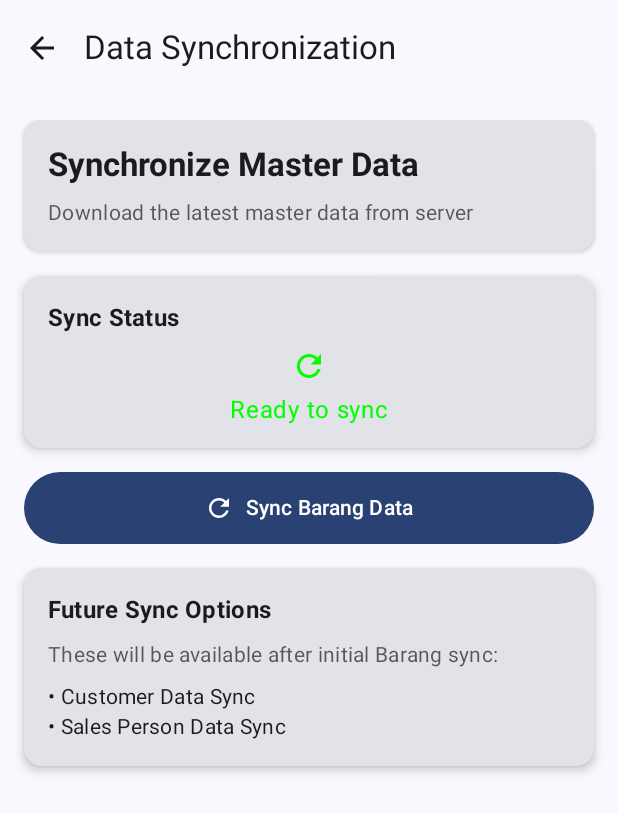
After one commit to druryyl/BTrade3, an Android app built with Jetpack Compose: the SyncScreen screen opened through its navigation route, on a phone screen of 412 x 824 dp. The commit adds this screen. Shown: the top 813 px of the screen. Run offline under Robolectric (Android 15) with nearby library versions, the phone set to English and light mode, and no system bars; our stand-ins replace Room's generated code.

Commit message:
Sync Data Barang: Berhasil 200 barang ke database. Belum bisa total 2592 barang dan juga belum bisa tampil di list barang.

```diff
--- a/app/build.gradle.kts
+++ b/app/build.gradle.kts
@@ -86,4 +86,8 @@ dependencies {
     // Firebase
     implementation("com.google.android.gms:play-services-auth:20.7.0")
 
+    // ... existing dependencies
+    implementation("com.squareup.retrofit2:converter-gson:2.9.0")
+    implementation("com.squareup.okhttp3:logging-interceptor:4.11.0")
+    implementation("com.squareup.retrofit2:retrofit:2.9.0")
 }
--- /dev/null
+++ b/app/src/main/java/com/elsasa/btrade3/dao/BarangDao.kt
@@ -0,0 +1,30 @@
+package com.elsasa.btrade3.dao
+
+import androidx.room.Dao
+import androidx.room.Delete
+import androidx.room.Insert
+import androidx.room.OnConflictStrategy
+import androidx.room.Query
+import androidx.room.Update
+import com.elsasa.btrade3.model.Barang
+import kotlinx.coroutines.flow.Flow
+
+@Dao
+interface BarangDao {
+    @Query("SELECT * FROM barang_table ORDER BY brgName")
+    fun getAllBarangs(): Flow<List<Barang>>
+
+    @Query("SELECT * FROM barang_table WHERE brgId = :brgId")
+    suspend fun getBarangById(brgId: String): Barang?
+
+    @Insert(onConflict = OnConflictStrategy.REPLACE)
+    suspend fun insertBarang(barang: Barang)
+
+    @Update
+    suspend fun updateBarang(barang: Barang)
+
+    @Delete
+    suspend fun deleteBarang(barang: Barang)
+    @Query("DELETE FROM barang_table")
+    suspend fun deleteAllBarangs()
+}
--- a/app/src/main/java/com/elsasa/btrade3/database/AppDatabase.kt
+++ b/app/src/main/java/com/elsasa/btrade3/database/AppDatabase.kt
@@ -5,19 +5,22 @@ import android.content.Context
 import androidx.room.Database
 import androidx.room.Room
 import androidx.room.RoomDatabase
+import com.elsasa.btrade3.dao.BarangDao
 import com.elsasa.btrade3.dao.FakturDao
 import com.elsasa.btrade3.dao.FakturItemDao
+import com.elsasa.btrade3.model.Barang
 import com.elsasa.btrade3.model.Faktur
 import com.elsasa.btrade3.model.FakturItem
 
 @Database(
-    entities = [Faktur::class, FakturItem::class],
-    version = 2,
+    entities = [Faktur::class, FakturItem::class, Barang::class],
+    version = 3,
     exportSchema = false
 )
 abstract class AppDatabase : RoomDatabase() {
     abstract fun fakturDao(): FakturDao
     abstract fun fakturItemDao(): FakturItemDao
+    abstract fun barangDao(): BarangDao
 
     companion object {
         @Volatile
--- a/app/src/main/java/com/elsasa/btrade3/model/Barang.kt
+++ b/app/src/main/java/com/elsasa/btrade3/model/Barang.kt
@@ -1,9 +1,13 @@
 package com.elsasa.btrade3.model
 
 import android.os.Parcelable
+import androidx.room.Entity
+import androidx.room.PrimaryKey
 import kotlinx.parcelize.Parcelize
+@Entity(tableName = "barang_table")
 @Parcelize
 data class Barang(
+    @PrimaryKey
     val brgId: String,
     val brgCode: String,
     val brgName: String,
@@ -13,4 +17,4 @@ data class Barang(
     val konversi: Int,
     val hrgSat: Double,
     val stok: Int
-) : Parcelable
+): Parcelable
--- /dev/null
+++ b/app/src/main/java/com/elsasa/btrade3/network/ApiService.kt
@@ -0,0 +1,18 @@
+package com.elsasa.btrade3.network
+
+import com.elsasa.btrade3.model.api.ApiResponse
+import com.elsasa.btrade3.model.api.BarangListResponse
+import retrofit2.Response
+import retrofit2.http.GET
+
+interface ApiService {
+    @GET("Brg") // Adjust endpoint as needed
+    suspend fun getBarangs(): Response<BarangListResponse>
+
+    // Future endpoints for Customer and Sales
+    // @GET("customers")
+    // suspend fun getCustomers(): Response<ApiResponse<CustomerListResponse>>
+
+    // @GET("sales")
+    // suspend fun getSales(): Response<ApiResponse<SalesListResponse>>
+}
--- /dev/null
+++ b/app/src/main/java/com/elsasa/btrade3/network/NetworkModule.kt
@@ -0,0 +1,32 @@
+package com.elsasa.btrade3.network
+
+import okhttp3.OkHttpClient
+import okhttp3.logging.HttpLoggingInterceptor
+import retrofit2.Retrofit
+import retrofit2.converter.gson.GsonConverterFactory
+import java.util.concurrent.TimeUnit
+
+object NetworkModule {
+    private const val BASE_URL = "http://dev.smart-ics.com:8089/belajar-api/api/" // Replace with your actual API URL
+
+    fun createApiService(): ApiService {
+        val loggingInterceptor = HttpLoggingInterceptor().apply {
+            level = HttpLoggingInterceptor.Level.BODY // Use BASIC for production
+        }
+
+        val okHttpClient = OkHttpClient.Builder()
+            .addInterceptor(loggingInterceptor)
+            .connectTimeout(30, TimeUnit.SECONDS)
+            .readTimeout(30, TimeUnit.SECONDS)
+            .writeTimeout(30, TimeUnit.SECONDS)
+            .build()
+
+        val retrofit = Retrofit.Builder()
+            .baseUrl(BASE_URL)
+            .client(okHttpClient)
+            .addConverterFactory(GsonConverterFactory.create())
+            .build()
+
+        return retrofit.create(ApiService::class.java)
+    }
+}
--- /dev/null
+++ b/app/src/main/java/com/elsasa/btrade3/repository/BarangRepository.kt
@@ -0,0 +1,16 @@
+package com.elsasa.btrade3.repository
+
+import com.elsasa.btrade3.dao.BarangDao
+import com.elsasa.btrade3.model.Barang
+import kotlinx.coroutines.flow.Flow
+
+class BarangRepository (
+    private val barangDao: BarangDao
+){
+    fun getAllBarangs(): Flow<List<Barang>> = barangDao.getAllBarangs()
+    suspend fun getBarangById(brgId: String): Barang? = barangDao.getBarangById(brgId)
+    suspend fun insertBarang(barang: Barang) = barangDao.insertBarang(barang)
+    suspend fun updateBarang(barang: Barang) = barangDao.updateBarang(barang)
+    suspend fun deleteBarang(barang: Barang) = barangDao.deleteBarang(barang)
+    suspend fun deleteAllBarangs() = barangDao.deleteAllBarangs()
+}
--- a/app/src/main/java/com/elsasa/btrade3/ui/Navigation.kt
+++ b/app/src/main/java/com/elsasa/btrade3/ui/Navigation.kt
@@ -10,8 +10,12 @@ import androidx.navigation.compose.NavHost
 import androidx.navigation.compose.composable
 import androidx.navigation.navArgument
 import com.elsasa.btrade3.database.AppDatabase
+import com.elsasa.btrade3.network.NetworkModule
+import com.elsasa.btrade3.repository.BarangRepository
 import com.elsasa.btrade3.repository.FakturRepository
+import com.elsasa.btrade3.repository.NetworkRepository
 import com.elsasa.btrade3.repository.StaticDataRepository
+import com.elsasa.btrade3.repository.SyncRepository
 import com.elsasa.btrade3.ui.screen.*
 import com.elsasa.btrade3.viewmodel.*
 
@@ -25,6 +29,12 @@ fun AppNavigation(
         database.fakturDao(),
         database.fakturItemDao()
     )
+    var barangRepository = BarangRepository(
+        database.barangDao()
+    )
+    val apiService = NetworkModule.createApiService()
+    val networkRepository = NetworkRepository(apiService)
+    val syncRepository = SyncRepository(networkRepository, barangRepository)
     val staticDataRepository = StaticDataRepository()
 
     val isLoggedIn = remember { checkIfUserIsLoggedIn(context) }
@@ -95,16 +105,22 @@ fun AppNavigation(
             val fakturId = backStackEntry.arguments?.getString("fakturId") ?: ""
             val itemId = backStackEntry.arguments?.getString("itemId") ?: ""
             val viewModel: AddBarangViewModel = viewModel(
-                factory = AddBarangViewModelFactory(fakturRepository, staticDataRepository)
+                factory = AddBarangViewModelFactory(fakturRepository, barangRepository)
             )
             AddBarangScreen(navController, viewModel, fakturId, itemId.ifEmpty { null })
         }
 
         composable("barang_selection") {
             val viewModel: AddBarangViewModel = viewModel(
-                factory = AddBarangViewModelFactory(fakturRepository, staticDataRepository)
+                factory = AddBarangViewModelFactory(fakturRepository, barangRepository)
             )
             BarangSelectionScreen(navController, viewModel)
+        }
+        composable("sync") {
+            val viewModel: SyncViewModel = viewModel(
+                factory = SyncViewModelFactory(syncRepository)
+            )
+            SyncScreen(navController, viewModel)
         }
     }
 }
--- /dev/null
+++ b/app/src/main/java/com/elsasa/btrade3/ui/screen/SyncScreen.kt
@@ -0,0 +1,231 @@
+package com.elsasa.btrade3.ui.screen
+
+import androidx.compose.foundation.layout.Arrangement
+import androidx.compose.foundation.layout.Column
+import androidx.compose.foundation.layout.Row
+import androidx.compose.foundation.layout.Spacer
+import androidx.compose.foundation.layout.fillMaxSize
+import androidx.compose.foundation.layout.fillMaxWidth
+import androidx.compose.foundation.layout.height
+import androidx.compose.foundation.layout.padding
+import androidx.compose.foundation.layout.size
+import androidx.compose.foundation.layout.width
+import androidx.compose.foundation.rememberScrollState
+import androidx.compose.foundation.verticalScroll
+import androidx.compose.material.icons.Icons
+import androidx.compose.material.icons.automirrored.filled.ArrowBack
+import androidx.compose.material.icons.filled.Refresh
+import androidx.compose.material3.Button
+import androidx.compose.material3.Card
+import androidx.compose.material3.CardDefaults
+import androidx.compose.material3.CircularProgressIndicator
+import androidx.compose.material3.ExperimentalMaterial3Api
+import androidx.compose.material3.Icon
+import androidx.compose.material3.IconButton
+import androidx.compose.material3.MaterialTheme
+import androidx.compose.material3.Scaffold
+import androidx.compose.material3.Text
+import androidx.compose.material3.TopAppBar
+import androidx.compose.runtime.Composable
+import androidx.compose.runtime.collectAsState
+import androidx.compose.runtime.getValue
+import androidx.compose.ui.Alignment
+import androidx.compose.ui.Modifier
+import androidx.compose.ui.graphics.Color
+import androidx.compose.ui.text.font.FontWeight
+import androidx.compose.ui.unit.dp
+import androidx.navigation.NavController
+import com.elsasa.btrade3.repository.SyncRepository
+import com.elsasa.btrade3.viewmodel.SyncViewModel
+
+@OptIn(ExperimentalMaterial3Api::class)
+@Composable
+fun SyncScreen(
+    navController: NavController,
+    viewModel: SyncViewModel
+) {
+    val syncState by viewModel.syncState.collectAsState()
+
+    Scaffold(
+        topBar = {
+            TopAppBar(
+                title = { Text("Data Synchronization") },
+                navigationIcon = {
+                    IconButton(onClick = { navController.popBackStack() }) {
+                        Icon(Icons.AutoMirrored.Filled.ArrowBack, contentDescription = "Back")
+                    }
+                }
+            )
+        }
+    ) { padding ->
+        Column(
+            modifier = Modifier
+                .fillMaxSize()
+                .padding(padding)
+                .padding(16.dp)
+                .verticalScroll(rememberScrollState()),
+            verticalArrangement = Arrangement.spacedBy(16.dp)
+        ) {
+            Card(
+                elevation = CardDefaults.cardElevation(defaultElevation = 2.dp),
+                modifier = Modifier.fillMaxWidth()
+            ) {
+                Column(
+                    modifier = Modifier
+                        .fillMaxWidth()
+                        .padding(16.dp)
+                ) {
+                    Text(
+                        text = "Synchronize Master Data",
+                        style = MaterialTheme.typography.titleLarge,
+                        fontWeight = FontWeight.Bold
+                    )
+                    Spacer(modifier = Modifier.height(8.dp))
+                    Text(
+                        text = "Download the latest master data from server",
+                        style = MaterialTheme.typography.bodyMedium,
+                        color = MaterialTheme.colorScheme.onSurface.copy(alpha = 0.7f)
+                    )
+                }
+            }
+
+            // Sync Status Card
+            Card(
+                elevation = CardDefaults.cardElevation(defaultElevation = 4.dp),
+                modifier = Modifier.fillMaxWidth()
+            ) {
+                Column(
+                    modifier = Modifier
+                        .fillMaxWidth()
+                        .padding(16.dp)
+                ) {
+                    Text(
+                        text = "Sync Status",
+                        style = MaterialTheme.typography.titleMedium,
+                        fontWeight = FontWeight.Bold
+                    )
+                    Spacer(modifier = Modifier.height(8.dp))
+
+                    when (val state = syncState) {
+                        is SyncRepository.SyncResult.Loading -> {
+                            Row(
+                                modifier = Modifier.fillMaxWidth(),
+                                horizontalArrangement = Arrangement.Center
+                            ) {
+                                    CircularProgressIndicator()
+                            }
+                            Spacer(modifier = Modifier.height(8.dp))
+                            Text(
+                                text = "Synchronizing data...",
+                                style = MaterialTheme.typography.bodyMedium,
+                                modifier = Modifier.align(Alignment.CenterHorizontally)
+                            )
+                        }
+
+                        is SyncRepository.SyncResult.Success -> {
+                            Row(
+                                modifier = Modifier.fillMaxWidth(),
+                                horizontalArrangement = Arrangement.Center
+                            ) {
+                                Icon(
+                                    imageVector = Icons.Default.Refresh,
+                                    contentDescription = "Success",
+                                    tint = Color.Green
+                                )
+                            }
+                            Spacer(modifier = Modifier.height(8.dp))
+                            Text(
+                                text = state.message,
+                                style = MaterialTheme.typography.bodyLarge,
+                                color = Color.Green,
+                                modifier = Modifier.align(Alignment.CenterHorizontally)
+                            )
+                        }
+
+                        is SyncRepository.SyncResult.Error -> {
+                            Row(
+                                modifier = Modifier.fillMaxWidth(),
+                                horizontalArrangement = Arrangement.Center
+                            ) {
+                                Icon(
+                                    imageVector = Icons.Default.Refresh,
+                                    contentDescription = "Error",
+                                    tint = MaterialTheme.colorScheme.error
+                                )
+                            }
+                            Spacer(modifier = Modifier.height(8.dp))
+                            Text(
+                                text = state.message,
+                                style = MaterialTheme.typography.bodyLarge,
+                                color = MaterialTheme.colorScheme.error,
+                                modifier = Modifier.align(Alignment.CenterHorizontally)
+                            )
+                        }
+                    }
+                }
+            }
+
+            // Sync Button
+            Button(
+                onClick = { viewModel.syncBarangs() },
+                modifier = Modifier
+                    .fillMaxWidth()
+                    .height(48.dp),
+                enabled = syncState !is SyncRepository.SyncResult.Loading
+            ) {
+                if (syncState is SyncRepository.SyncResult.Loading) {
+                    CircularProgressIndicator(
+                        color = Color.White,
+                        modifier = Modifier.size(24.dp)
+                    )
+                } else {
+                    Row(
+                        verticalAlignment = Alignment.CenterVertically,
+                        horizontalArrangement = Arrangement.Center
+                    ) {
+                        Icon(
+                            imageVector = Icons.Default.Refresh,
+                            contentDescription = "Sync",
+                            modifier = Modifier.size(20.dp)
+                        )
+                        Spacer(modifier = Modifier.width(8.dp))
+                        Text("Sync Barang Data")
+                    }
+                }
+            }
+
+            // Future sync options
+            Card(
+                elevation = CardDefaults.cardElevation(defaultElevation = 4.dp),
+                modifier = Modifier.fillMaxWidth()
+            ) {
+                Column(
+                    modifier = Modifier
+                        .fillMaxWidth()
+                        .padding(16.dp)
+                ) {
+                    Text(
+                        text = "Future Sync Options",
+                        style = MaterialTheme.typography.titleMedium,
+                        fontWeight = FontWeight.Bold
+                    )
+                    Spacer(modifier = Modifier.height(8.dp))
+                    Text(
+                        text = "These will be available after initial Barang sync:",
+                        style = MaterialTheme.typography.bodyMedium,
+                        color = MaterialTheme.colorScheme.onSurface.copy(alpha = 0.7f)
+                    )
+                    Spacer(modifier = Modifier.height(8.dp))
+                    Text(
+                        text = "• Customer Data Sync",
+                        style = MaterialTheme.typography.bodyMedium
+                    )
+                    Text(
+                        text = "• Sales Person Data Sync",
+                        style = MaterialTheme.typography.bodyMedium
+                    )
+                }
+            }
+        }
+    }
+}
--- a/app/src/main/java/com/elsasa/btrade3/viewmodel/AddBarangViewModel.kt
+++ b/app/src/main/java/com/elsasa/btrade3/viewmodel/AddBarangViewModel.kt
@@ -4,6 +4,7 @@ import androidx.lifecycle.ViewModel
 import androidx.lifecycle.viewModelScope
 import com.elsasa.btrade3.model.Barang
 import com.elsasa.btrade3.model.FakturItem
+import com.elsasa.btrade3.repository.BarangRepository
 import com.elsasa.btrade3.repository.FakturRepository
 import com.elsasa.btrade3.repository.StaticDataRepository
 import kotlinx.coroutines.flow.MutableStateFlow
@@ -14,7 +15,8 @@ import kotlinx.coroutines.launch
 
 class AddBarangViewModel(
     private val fakturRepository: FakturRepository,
-    private val staticDataRepository: StaticDataRepository
+    private val barangRepository: BarangRepository
+    //private val staticDataRepository: StaticDataRepository
 ) : ViewModel() {
     private val _fakturId = MutableStateFlow<String?>(null)
     val fakturId: StateFlow<String?> = _fakturId.asStateFlow()
@@ -44,7 +46,7 @@ class AddBarangViewModel(
 
     private fun loadBarangs() {
         viewModelScope.launch {
-            staticDataRepository.getBarangs().collect { barangList ->
+            barangRepository.getAllBarangs().collect { barangList ->
                 _barangs.value = barangList
             }
         }
--- a/app/src/main/java/com/elsasa/btrade3/viewmodel/AddBarangViewModelFactory.kt
+++ b/app/src/main/java/com/elsasa/btrade3/viewmodel/AddBarangViewModelFactory.kt
@@ -2,17 +2,18 @@ package com.elsasa.btrade3.viewmodel
 
 import androidx.lifecycle.ViewModel
 import androidx.lifecycle.ViewModelProvider
+import com.elsasa.btrade3.repository.BarangRepository
 import com.elsasa.btrade3.repository.FakturRepository
 import com.elsasa.btrade3.repository.StaticDataRepository
 
 class AddBarangViewModelFactory(
     private val fakturRepository: FakturRepository,
-    private val staticDataRepository: StaticDataRepository
+    private val barangRepository: BarangRepository
 ) : ViewModelProvider.Factory {
     override fun <T : ViewModel> create(modelClass: Class<T>): T {
         if (modelClass.isAssignableFrom(AddBarangViewModel::class.java)) {
             @Suppress("UNCHECKED_CAST")
-            return AddBarangViewModel(fakturRepository, staticDataRepository) as T
+            return AddBarangViewModel(fakturRepository, barangRepository) as T
         }
         throw IllegalArgumentException("Unknown ViewModel class")
     }
--- /dev/null
+++ b/app/src/main/java/com/elsasa/btrade3/viewmodel/SyncViewModel.kt
@@ -0,0 +1,28 @@
+package com.elsasa.btrade3.viewmodel
+
+import androidx.lifecycle.ViewModel
+import androidx.lifecycle.viewModelScope
+import com.elsasa.btrade3.repository.SyncRepository
+import kotlinx.coroutines.flow.MutableStateFlow
+import kotlinx.coroutines.flow.StateFlow
+import kotlinx.coroutines.flow.asStateFlow
+import kotlinx.coroutines.launch
+
+class SyncViewModel(
+    private val syncRepository: SyncRepository
+) : ViewModel() {
+
+    private val _syncState = MutableStateFlow<SyncRepository.SyncResult>(SyncRepository.SyncResult.Loading)
+    val syncState: StateFlow<SyncRepository.SyncResult> = _syncState.asStateFlow()
+
+    fun syncBarangs() {
+        viewModelScope.launch {
+            _syncState.value = SyncRepository.SyncResult.Loading
+            _syncState.value = syncRepository.syncBarangs()
+        }
+    }
+    // Initialize with a ready state so it's not stuck in loading
+    init {
+        _syncState.value = SyncRepository.SyncResult.Success("Ready to sync", 0)
+    }
+}
--- /dev/null
+++ b/app/src/main/java/com/elsasa/btrade3/viewmodel/SyncViewModelFactory.kt
@@ -0,0 +1,17 @@
+package com.elsasa.btrade3.viewmodel
+
+import androidx.lifecycle.ViewModel
+import androidx.lifecycle.ViewModelProvider
+import com.elsasa.btrade3.repository.SyncRepository
+
+class SyncViewModelFactory(
+    private val syncRepository: SyncRepository
+) : ViewModelProvider.Factory {
+    override fun <T : ViewModel> create(modelClass: Class<T>): T {
+        if (modelClass.isAssignableFrom(SyncViewModel::class.java)) {
+            @Suppress("UNCHECKED_CAST")
+            return SyncViewModel(syncRepository) as T
+        }
+        throw IllegalArgumentException("Unknown ViewModel class")
+    }
+}
--- /dev/null
+++ b/app/src/main/res/xml/network_security_config.xml
@@ -0,0 +1,6 @@
+<?xml version="1.0" encoding="utf-8"?>
+<network-security-config>
+    <domain-config cleartextTrafficPermitted="true">
+        <domain includeSubdomains="true">dev.smart-ics.com</domain>
+    </domain-config>
+</network-security-config>
```
Also changed, not shown: app/src/main/AndroidManifest.xml (+7 -1 lines), app/src/main/java/com/elsasa/btrade3/model/api/ApiResponse.kt (added, +7 -0 lines), app/src/main/java/com/elsasa/btrade3/model/api/BarangResponse.kt (added, +9 -0 lines), app/src/main/java/com/elsasa/btrade3/repository/NetworkRepository.kt (added, +48 -0 lines), app/src/main/java/com/elsasa/btrade3/repository/SyncRepository.kt (added, +55 -0 lines), app/src/main/java/com/elsasa/btrade3/ui/screen/FakturListScreen.kt (+9 -1 lines).
